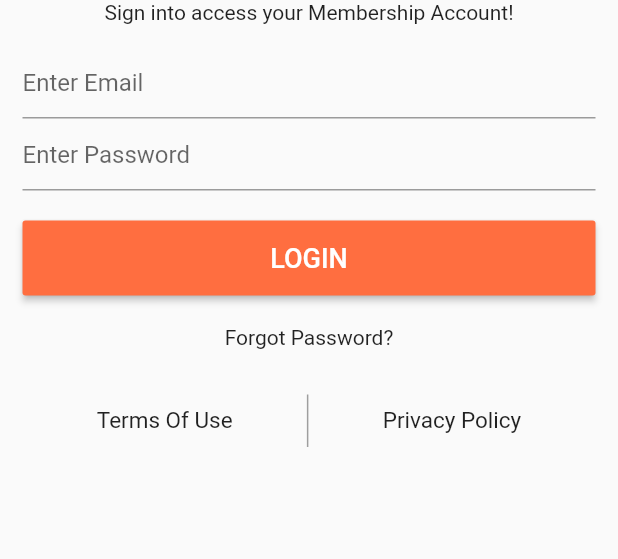
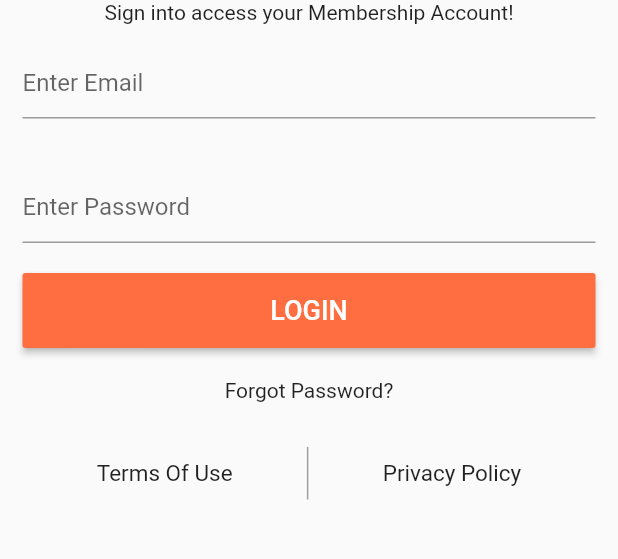
Before and after one commit to kcs-swatichaudhary/eCubeFlutterMembersApp, a Flutter app: the screen it shows after launch, after a tap on "LOGIN", on a phone screen of 412 x 824 dp, the part 231-790 px from its top. Run offline on Flutter 3.47's test engine with Material 2 defaults, Android fonts, the phone set to English and light mode, and no system bars; our stand-ins replace dio, shared_preferences; network calls fail.

Commit message:
-login Api call

```diff
--- a/lib/constant.dart
+++ b/lib/constant.dart
@@ -24,3 +24,7 @@ const String WS_STR_PASSWORD = "strWebPassword";
 //login sp
 const String USER_MEMBERCODE = "userDetail";
 const String IS_LOGIN = 'isLogin';
+const String SP_MEMEBER_ID = "memberId";
+const String SP_MEMEBER_FNAME = "memberFname";
+const String SP_MEMEBER_LNAME = "memberLname";
+const String SP_MEMEBER_IMAGE = "memberImage";
--- a/lib/main.dart
+++ b/lib/main.dart
@@ -6,6 +6,7 @@ import 'package:flutter_app/pageRoutes.dart';
 import 'package:flutter_app/ui/login/login_view.dart';
 import 'package:flutter_app/ui/post/HomePage.dart';
 import 'package:flutter_app/ui/post/Invoice.dart';
+import 'package:flutter_app/ui/splash_view.dart';
 
 
 
@@ -28,7 +29,8 @@ class MyApp extends StatelessWidget {
         brightness: Brightness.light,
         accentColor: Colors.deepOrange,
       ),
-      home: LoginScreen(title: appName,),
+      // home: LoginScreen(title: appName,),
+      home: SplashScreen(),
     /*  routes: <String, WidgetBuilder>{
         "/a":(BuildContext context)=>new Invoice("Invoice"),
     }*/
--- a/lib/ui/login/login_view.dart
+++ b/lib/ui/login/login_view.dart
@@ -21,9 +21,8 @@ import '../Album.dart';
 
 // import 'package:flutter_app/ui/post/post_view.dart';
 class LoginScreen extends StatefulWidget {
-  final String title;
 
-  LoginScreen({Key key, @required this.title}) : super(key: key);
+
 
   @override
   _LoginScreenState createState() => _LoginScreenState();
@@ -111,55 +110,39 @@ class _LoginScreenState extends State<LoginScreen> {
     );
 
     if (response.statusCode == 200) {
-      // If the server did return a 201 CREATED response,
-      // then parse the JSON.
-      print(response.body);
-      /*List<LoginResponseResultModel> resultData;
-      resultData=(json.decode(response.body) as List).map((i) =>
-          LoginResponseResultModel.fromJson(i)).toList();*/
-      Map<String, dynamic> map = json.decode(response.body);
-      List<LoginResponseResultModel> resultData = map.values.toList()[3].forEach((x) => print(x));
-      print(resultData);
-      return LoginResponseModels.fromJson(jsonDecode(response.body));
-    } else {
+      try {
+        if (jsonDecode(response.body) != null) {
+          var data = jsonDecode(response.body)['Result'];
+          _onSaveData(data['GetMemberLogin'][0]);
+          print(data['GetMemberLogin'][0]);
+          Navigator.push(context, MaterialPageRoute(
+              builder: (context) => HomePage()));
+        }
+
+        else {
           // If the server did not return a 201 CREATED response,
           // then throw an exception.      throw Exception('Failed to load album');
         }
       }
+      catch(e){
+        print(e);
+      }
+    }
+  }
 
-  void _onSaveData(String user) async {
+  void _onSaveData(data) async {
     SharedPreferences pref = await SharedPreferences.getInstance();
-    pref.setString(USER_MEMBERCODE, user);
+    pref.setInt(SP_MEMEBER_ID, data['MemberId']);
+    pref.setString(SP_MEMEBER_FNAME, data['FName']);
+    pref.setString(SP_MEMEBER_LNAME, data['LName']);
+    pref.setString(SP_MEMEBER_IMAGE, data['ImageName']);
     pref.setBool(IS_LOGIN, true);
   }
 
   void login() {
-    /* setState(() {
-      _text.text.isEmpty ? _validate = true : _validate = false;
-      _textPswd.text.isEmpty ? _validate = true : _validate = false;
-    });
-    // simulate the login
-    Future.delayed(Duration(seconds: 2)).then((_) {
-
-      // all your code to sign in
     if (_formKey.currentState.validate()) {
-        // If the form is valid, display a Snackbar.
-        Scaffold.of(context)
-            .showSnackBar(SnackBar(content: Text('Processing Data')));
-      } else {
-        Navigator.push(context, MaterialPageRoute(
-            builder: (context) => homePage()));
-      }
-    });*/
-
-    if (_formKey.currentState.validate()) {
-//    If all data are correct then save data to out variables
-      /* _formKey.currentState.save();
-      print("Name $_email");
-      print("Mobile $_mobile");*/
       createAlbum(_mobileTextController.text, _passwordTextController.text);
     } else {
-//    If all data are not valid then start auto validation.
       setState(() {
         _autoValidate = true;
       });
@@ -179,9 +162,13 @@ class _LoginScreenState extends State<LoginScreen> {
   Widget FormUI() {
     return new Column(
       children: <Widget>[
-        new TextFormField(
+
+        Container(
+          child: new TextFormField(
             controller: _mobileTextController,
-          decoration: new InputDecoration(hintText: "Enter Email"),
+            decoration: new InputDecoration(hintText: "Enter Email",focusedBorder: UnderlineInputBorder(
+              borderSide: BorderSide(color: Colors.deepOrange)
+            )),
             keyboardType: TextInputType.emailAddress,
             onSaved: (String val) {
               _email = val;
@@ -197,17 +184,23 @@ class _LoginScreenState extends State<LoginScreen> {
                                             return null;
                                           },*/
           ),
-        new TextFormField(
+        ),
+        Container(
+          padding: EdgeInsets.only(top:35.0),
+          child: new TextFormField(
             controller: _passwordTextController,
             style: TextStyle(
               color: Colors.black,
             ),
-          decoration: new InputDecoration(hintText: "Enter Password"),
+            decoration: new InputDecoration(hintText: "Enter Password",focusedBorder: UnderlineInputBorder(
+                borderSide: BorderSide(color: Colors.deepOrange)
+            )),
             obscureText: true,
             keyboardType: TextInputType.visiblePassword,
             onSaved: (String val) {
               strPassCode = val;
             },
+          ),
         ),
         new Padding(
           padding: const EdgeInsets.only(top: 20.0),
--- /dev/null
+++ b/lib/ui/splash_view.dart
@@ -0,0 +1,53 @@
+import 'dart:async';
+
+import 'package:flutter/cupertino.dart';
+import 'package:flutter/material.dart';
+import 'package:flutter_app/ui/login/login_view.dart';
+import 'package:flutter_app/ui/post/HomePage.dart';
+import 'package:shared_preferences/shared_preferences.dart';
+
+import '../constant.dart';
+
+
+class SplashScreen extends StatefulWidget {
+  @override
+  _MyHomePageState createState() => _MyHomePageState();
+}
+
+class _MyHomePageState extends State<SplashScreen> {
+  @override
+  void initState() {
+    super.initState();
+    Timer(Duration(seconds: 3), () => redirectToNextScreen());
+  }
+
+  void redirectToNextScreen() {
+    if (isLogin() != null) {
+      isLogin().then((login) {
+        if (login == null) login = false;
+        if (login) {
+          Navigator.pushReplacement(
+              context, MaterialPageRoute(builder: (context) => HomePage()));
+        } else {
+          Navigator.pushReplacement(
+              context, MaterialPageRoute(builder: (context) => LoginScreen()));
+        }
+      });
+    } else {
+      Navigator.pushReplacement(
+          context, MaterialPageRoute(builder: (context) => LoginScreen()));
+    }
+  }
+
+  @override
+  Widget build(BuildContext context) {
+    return Container(
+        color: Colors.white,
+        child: FlutterLogo(size: MediaQuery.of(context).size.height));
+  }
+
+  static Future<bool> isLogin() async {
+    SharedPreferences pref = await SharedPreferences.getInstance();
+    return pref.getBool(IS_LOGIN);
+  }
+}
```
Also changed, not shown: lib/NewDarwerHome.dart (+89 -42 lines), lib/ui/post/HomePage.dart (+1 -36 lines), 10 other files. Lines whose indentation alone changed are shown as unchanged.
